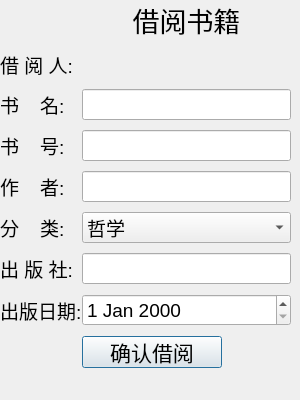
The window that ui/borrowBookDialog.ui (syx9527/LibraryManage) describes before a commit, drawn with Qt 5.
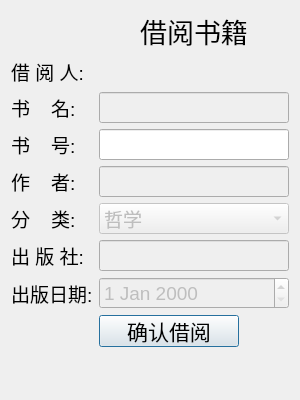
The same window after the commit.

What changed in the file:
```diff
--- a/ui/borrowBookDialog.ui
+++ b/ui/borrowBookDialog.ui
@@ -11,28 +11,46 @@
    </rect>
   </property>
   <property name="windowTitle">
-   <string>Dialog</string>
-  </property>
-  <widget class="QWidget" name="layoutWidget">
-   <property name="geometry">
-    <rect>
-     <x>0</x>
-     <y>0</y>
-     <width>291</width>
-     <height>383</height>
-    </rect>
+   <string>借阅书籍</string>
    </property>
    <layout class="QFormLayout" name="formLayout">
-    <property name="fieldGrowthPolicy">
-     <enum>QFormLayout::AllNonFixedFieldsGrow</enum>
-    </property>
-    <property name="horizontalSpacing">
-     <number>0</number>
-    </property>
-    <property name="verticalSpacing">
-     <number>10</number>
-    </property>
-    <item row="4" column="0">
+   <item row="0" column="1">
+    <widget class="QLabel" name="titlelabel">
+     <property name="font">
+      <font>
+       <pointsize>20</pointsize>
+      </font>
+     </property>
+     <property name="layoutDirection">
+      <enum>Qt::LeftToRight</enum>
+     </property>
+     <property name="lineWidth">
+      <number>1</number>
+     </property>
+     <property name="text">
+      <string>借阅书籍</string>
+     </property>
+     <property name="alignment">
+      <set>Qt::AlignCenter</set>
+     </property>
+     <property name="margin">
+      <number>8</number>
+     </property>
+    </widget>
+   </item>
+   <item row="1" column="0">
+    <widget class="QLabel" name="borrowStudentLabel">
+     <property name="font">
+      <font>
+       <pointsize>14</pointsize>
+      </font>
+     </property>
+     <property name="text">
+      <string>借 阅 人:</string>
+     </property>
+    </widget>
+   </item>
+   <item row="2" column="0">
      <widget class="QLabel" name="bookNameLabel">
       <property name="font">
        <font>
@@ -44,7 +62,22 @@
       </property>
      </widget>
     </item>
-    <item row="5" column="0">
+   <item row="2" column="1">
+    <widget class="QLineEdit" name="bookNameEdit">
+     <property name="enabled">
+      <bool>false</bool>
+     </property>
+     <property name="font">
+      <font>
+       <pointsize>14</pointsize>
+      </font>
+     </property>
+     <property name="maxLength">
+      <number>10</number>
+     </property>
+    </widget>
+   </item>
+   <item row="3" column="0">
      <widget class="QLabel" name="bookIdLabel">
       <property name="font">
        <font>
@@ -56,7 +89,19 @@
       </property>
      </widget>
     </item>
-    <item row="6" column="0">
+   <item row="3" column="1">
+    <widget class="QLineEdit" name="bookIdEdit">
+     <property name="font">
+      <font>
+       <pointsize>14</pointsize>
+      </font>
+     </property>
+     <property name="maxLength">
+      <number>6</number>
+     </property>
+    </widget>
+   </item>
+   <item row="4" column="0">
      <widget class="QLabel" name="authNameLabel">
       <property name="font">
        <font>
@@ -68,7 +113,22 @@
       </property>
      </widget>
     </item>
-    <item row="7" column="0">
+   <item row="4" column="1">
+    <widget class="QLineEdit" name="authNameEdit">
+     <property name="enabled">
+      <bool>false</bool>
+     </property>
+     <property name="font">
+      <font>
+       <pointsize>14</pointsize>
+      </font>
+     </property>
+     <property name="maxLength">
+      <number>10</number>
+     </property>
+    </widget>
+   </item>
+   <item row="5" column="0">
      <widget class="QLabel" name="categoryLabel">
       <property name="font">
        <font>
@@ -80,71 +140,11 @@
       </property>
      </widget>
     </item>
-    <item row="8" column="1">
-     <widget class="QLineEdit" name="publisherEdit">
-      <property name="font">
-       <font>
-        <pointsize>14</pointsize>
-       </font>
-      </property>
-      <property name="maxLength">
-       <number>10</number>
-      </property>
-     </widget>
-    </item>
-    <item row="11" column="1">
-     <widget class="QPushButton" name="borrowBookButton">
-      <property name="maximumSize">
-       <size>
-        <width>140</width>
-        <height>32</height>
-       </size>
-      </property>
-      <property name="font">
-       <font>
-        <pointsize>16</pointsize>
-       </font>
-      </property>
-      <property name="text">
-       <string>确认借阅</string>
-      </property>
-     </widget>
-    </item>
-    <item row="9" column="0">
-     <widget class="QLabel" name="publishDateLabel">
-      <property name="font">
-       <font>
-        <pointsize>14</pointsize>
-       </font>
-      </property>
-      <property name="text">
-       <string>出版日期:</string>
-      </property>
-     </widget>
-    </item>
-    <item row="9" column="1">
-     <widget class="QDateEdit" name="publishTime">
-      <property name="font">
-       <font>
-        <pointsize>14</pointsize>
-       </font>
-      </property>
-     </widget>
-    </item>
-    <item row="4" column="1">
-     <widget class="QLineEdit" name="bookNameEdit">
-      <property name="font">
-       <font>
-        <pointsize>14</pointsize>
-       </font>
-      </property>
-      <property name="maxLength">
-       <number>10</number>
-      </property>
-     </widget>
-    </item>
-    <item row="7" column="1">
+   <item row="5" column="1">
      <widget class="QComboBox" name="categoryComboBox">
+     <property name="enabled">
+      <bool>false</bool>
+     </property>
       <property name="font">
        <font>
         <pointsize>14</pointsize>
@@ -237,31 +237,7 @@
       </item>
      </widget>
     </item>
-    <item row="5" column="1">
-     <widget class="QLineEdit" name="bookIdEdit">
-      <property name="font">
-       <font>
-        <pointsize>14</pointsize>
-       </font>
-      </property>
-      <property name="maxLength">
-       <number>6</number>
-      </property>
-     </widget>
-    </item>
-    <item row="6" column="1">
-     <widget class="QLineEdit" name="authNameEdit">
-      <property name="font">
-       <font>
-        <pointsize>14</pointsize>
-       </font>
-      </property>
-      <property name="maxLength">
-       <number>10</number>
-      </property>
-     </widget>
-    </item>
-    <item row="8" column="0">
+   <item row="6" column="0">
      <widget class="QLabel" name="publisherLabel">
       <property name="font">
        <font>
@@ -273,44 +249,64 @@
       </property>
      </widget>
     </item>
-    <item row="2" column="1">
-     <widget class="QLabel" name="titlelabel">
+   <item row="6" column="1">
+    <widget class="QLineEdit" name="publisherEdit">
+     <property name="enabled">
+      <bool>false</bool>
+     </property>
       <property name="font">
        <font>
-        <pointsize>20</pointsize>
-       </font>
-      </property>
-      <property name="layoutDirection">
-       <enum>Qt::LeftToRight</enum>
-      </property>
-      <property name="lineWidth">
-       <number>1</number>
+       <pointsize>14</pointsize>
+      </font>
+     </property>
+     <property name="maxLength">
+      <number>10</number>
+     </property>
+    </widget>
+   </item>
+   <item row="7" column="0">
+    <widget class="QLabel" name="publishDateLabel">
+     <property name="font">
+      <font>
+       <pointsize>14</pointsize>
+      </font>
       </property>
       <property name="text">
-       <string>借阅书籍</string>
-      </property>
-      <property name="alignment">
-       <set>Qt::AlignCenter</set>
-      </property>
-      <property name="margin">
-       <number>8</number>
+      <string>出版日期:</string>
+     </property>
+    </widget>
+   </item>
+   <item row="7" column="1">
+    <widget class="QDateEdit" name="publishTime">
+     <property name="enabled">
+      <bool>false</bool>
+     </property>
+     <property name="font">
+      <font>
+       <pointsize>14</pointsize>
+      </font>
       </property>
      </widget>
     </item>
-    <item row="3" column="0">
-     <widget class="QLabel" name="borrowStudentLabel">
+   <item row="8" column="1">
+    <widget class="QPushButton" name="borrowBookButton">
+     <property name="maximumSize">
+      <size>
+       <width>140</width>
+       <height>32</height>
+      </size>
+     </property>
       <property name="font">
        <font>
-        <pointsize>14</pointsize>
+       <pointsize>16</pointsize>
        </font>
       </property>
       <property name="text">
-       <string>借 阅 人:</string>
+      <string>确认借阅</string>
       </property>
      </widget>
     </item>
    </layout>
-  </widget>
  </widget>
  <resources/>
  <connections/>
```
Lines whose indentation alone changed are shown as unchanged.
